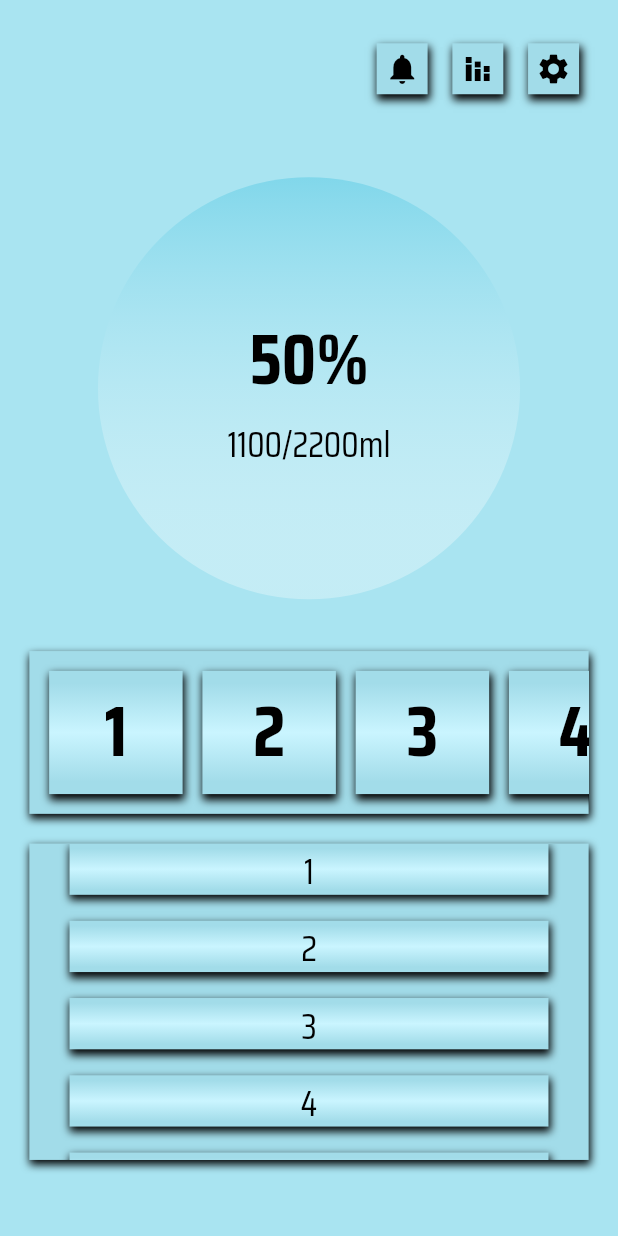
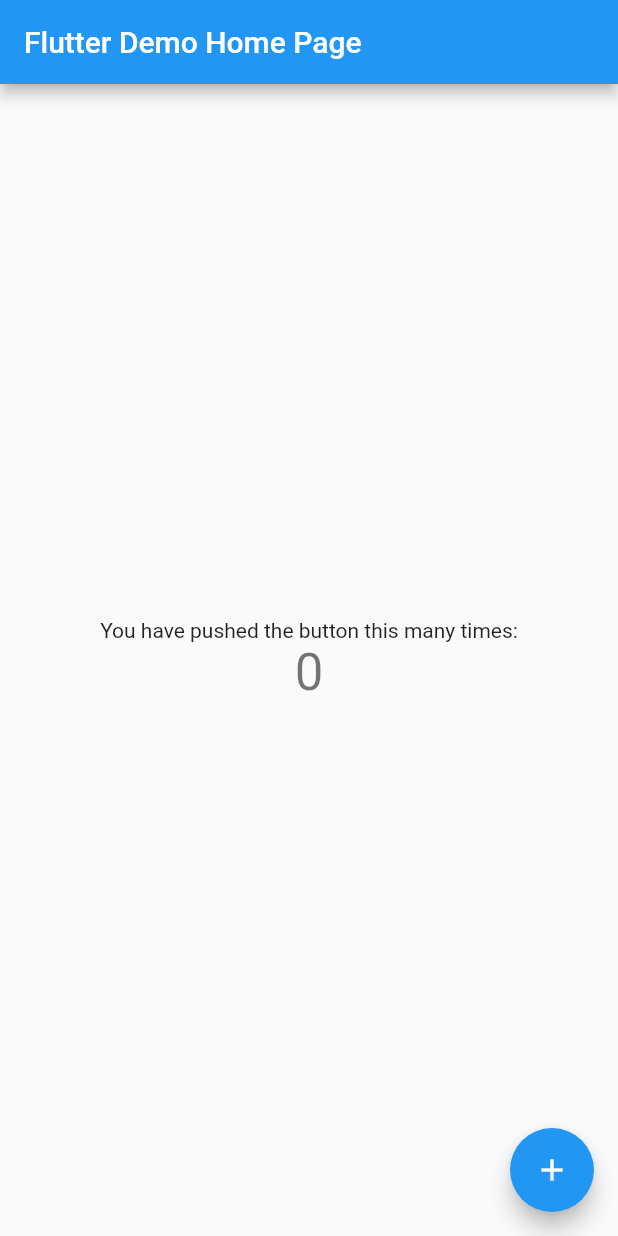
Before and after one commit to chummy-ch/Water-overflow, a Flutter app: the screen it shows after launch, on a phone screen of 412 x 824 dp. Run offline on Flutter 3.47's test engine with Material 2 defaults, Android fonts, the phone set to English and light mode, and no system bars.

Commit message:
Revert "Ira/first"

```diff
--- a/lib/Container.dart
+++ /dev/null
@@ -1,27 +0,0 @@
-import 'package:water_overflow/Liquid.dart';
-
-abstract class Container {
-  double size;
-  String name;
-  List<Container> usualContainers;
-
-  bool AddLiquid(Liquid liquid);
-}
-
-class Cup implements Container{
-  @override
-  String name;
-
-  @override
-  double size;
-
-  @override
-  List<Container> usualContainers;
-
-  @override
-  bool AddLiquid(Liquid liquid) {
-    // TODO: implement AddLiquid
-    throw UnimplementedError();
-  }
-
-}
--- a/lib/Liquid.dart
+++ /dev/null
@@ -1,4 +0,0 @@
-class Liquid {
-  String about;
-  double indexOfWaterRemaining;
-}
--- a/lib/custom/PanelButton.dart
+++ /dev/null
@@ -1,25 +0,0 @@
-import 'package:flutter/material.dart';
-import 'package:water_overflow/utils/Constants.dart';
-
-class PanelButton extends StatelessWidget{
-  final Widget child;
-  final double height, width;
-
-  const PanelButton({Key key, this.height, this.width,
-    @required this.child}) : super(key: key);
-
-  @override
-  Widget build(BuildContext context){
-    return Container(
-      width: width,
-      height: height,
-      decoration: BoxDecoration(
-          color: COLOR_BUTTON,
-          boxShadow:[ BoxShadow(offset: const Offset(1.0, 3.0),
-            blurRadius: 4.0,
-            spreadRadius: 0.7,)]
-      ),
-      child: Center(child: child),
-    );
-  }
-}
--- a/lib/custom/SimpleButton.dart
+++ /dev/null
@@ -1,42 +0,0 @@
-import 'package:flutter/material.dart';
-import 'package:water_overflow/utils/Constants.dart';
-
-class SimpleButton extends StatelessWidget {
-  final Widget child;
-  final double height, width;
-  final EdgeInsetsGeometry margin;
-
-  const SimpleButton(
-      {Key key, this.height, this.width, this.margin, @required this.child})
-      : super(key: key);
-
-  @override
-  Widget build(BuildContext context) {
-    return Container(
-      width: width,
-      height: height,
-      margin: margin,
-      decoration: BoxDecoration(
-        color: COLOR_BUTTON,
-        boxShadow: [
-          BoxShadow(
-            offset: const Offset(1.0, 3.0),
-            blurRadius: 4.0,
-            spreadRadius: 0.7,
-          )
-        ],
-        gradient: LinearGradient(
-          begin: Alignment.topCenter,
-          end: Alignment.bottomCenter,
-          stops: [0.1, 0.5, 0.9],
-          colors: [
-            COLOR_BUTTON,
-            COLOR_BLUE_WHITE,
-            COLOR_BUTTON,
-          ],
-        ),
-      ),
-      child: Center(child: child),
-    );
-  }
-}
--- a/lib/main.dart
+++ b/lib/main.dart
@@ -1,18 +1,113 @@
 import 'package:flutter/material.dart';
-import 'package:water_overflow/screens/MainScreen.dart';
-import 'package:water_overflow/utils/Constants.dart';
 
 void main() {
   runApp(MyApp());
 }
 
-class MyApp extends StatelessWidget{
+class MyApp extends StatelessWidget {
+  // This widget is the root of your application.
   @override
   Widget build(BuildContext context) {
     return MaterialApp(
-      debugShowCheckedModeBanner: false,
-      theme: ThemeData(scaffoldBackgroundColor: COLOR_BACKGROUND , textTheme: TEXT_THEME, fontFamily: "SairaCondensed-Light" ),
-      home:MainScreen(),
+      title: 'Flutter Demo',
+      theme: ThemeData(
+        // This is the theme of your application.
+        //
+        // Try running your application with "flutter run". You'll see the
+        // application has a blue toolbar. Then, without quitting the app, try
+        // changing the primarySwatch below to Colors.green and then invoke
+        // "hot reload" (press "r" in the console where you ran "flutter run",
+        // or simply save your changes to "hot reload" in a Flutter IDE).
+        // Notice that the counter didn't reset back to zero; the application
+        // is not restarted.
+        primarySwatch: Colors.blue,
+      ),
+      home: MyHomePage(title: 'Flutter Demo Home Page'),
     );
   }
 }
+
+class MyHomePage extends StatefulWidget {
+  MyHomePage({Key key, this.title}) : super(key: key);
+
+  // This widget is the home page of your application. It is stateful, meaning
+  // that it has a State object (defined below) that contains fields that affect
+  // how it looks.
+
+  // This class is the configuration for the state. It holds the values (in this
+  // case the title) provided by the parent (in this case the App widget) and
+  // used by the build method of the State. Fields in a Widget subclass are
+  // always marked "final".
+
+  final String title;
+
+  @override
+  _MyHomePageState createState() => _MyHomePageState();
+}
+
+class _MyHomePageState extends State<MyHomePage> {
+  int _counter = 0;
+
+  void _incrementCounter() {
+    setState(() {
+      // This call to setState tells the Flutter framework that something has
+      // changed in this State, which causes it to rerun the build method below
+      // so that the display can reflect the updated values. If we changed
+      // _counter without calling setState(), then the build method would not be
+      // called again, and so nothing would appear to happen.
+      _counter++;
+    });
+  }
+
+  @override
+  Widget build(BuildContext context) {
+    // This method is rerun every time setState is called, for instance as done
+    // by the _incrementCounter method above.
+    //
+    // The Flutter framework has been optimized to make rerunning build methods
+    // fast, so that you can just rebuild anything that needs updating rather
+    // than having to individually change instances of widgets.
+    return Scaffold(
+      appBar: AppBar(
+        // Here we take the value from the MyHomePage object that was created by
+        // the App.build method, and use it to set our appbar title.
+        title: Text(widget.title),
+      ),
+      body: Center(
+        // Center is a layout widget. It takes a single child and positions it
+        // in the middle of the parent.
+        child: Column(
+          // Column is also a layout widget. It takes a list of children and
+          // arranges them vertically. By default, it sizes itself to fit its
+          // children horizontally, and tries to be as tall as its parent.
+          //
+          // Invoke "debug painting" (press "p" in the console, choose the
+          // "Toggle Debug Paint" action from the Flutter Inspector in Android
+          // Studio, or the "Toggle Debug Paint" command in Visual Studio Code)
+          // to see the wireframe for each widget.
+          //
+          // Column has various properties to control how it sizes itself and
+          // how it positions its children. Here we use mainAxisAlignment to
+          // center the children vertically; the main axis here is the vertical
+          // axis because Columns are vertical (the cross axis would be
+          // horizontal).
+          mainAxisAlignment: MainAxisAlignment.center,
+          children: <Widget>[
+            Text(
+              'You have pushed the button this many times:',
+            ),
+            Text(
+              '$_counter',
+              style: Theme.of(context).textTheme.headline4,
+            ),
+          ],
+        ),
+      ),
+      floatingActionButton: FloatingActionButton(
+        onPressed: _incrementCounter,
+        tooltip: 'Increment',
+        child: Icon(Icons.add),
+      ), // This trailing comma makes auto-formatting nicer for build methods.
+    );
+  }
+}
--- a/lib/screens/MainScreen.dart
+++ /dev/null
@@ -1,245 +0,0 @@
-import 'package:flutter/material.dart';
-import 'package:water_overflow/custom/PanelButton.dart';
-import 'package:water_overflow/custom/SimpleButton.dart';
-import 'package:water_overflow/utils/Constants.dart';
-import 'package:flutter/widgets.dart';
-
-class SizeConfig {
-  static MediaQueryData _mediaQueryData;
-  static double screenWidth;
-  static double screenHeight;
-  static double blockSizeHorizontal;
-  static double blockSizeVertical;
-
-  void init(BuildContext context) {
-    _mediaQueryData = MediaQuery.of(context);
-    screenWidth = _mediaQueryData.size.width;
-    screenHeight = _mediaQueryData.size.height;
-    blockSizeHorizontal = screenWidth / 100;
-    blockSizeVertical = screenHeight / 100;
-  }
-}
-
-class MainScreen extends StatelessWidget {
-  @override
-  Widget build(BuildContext context) {
-    SizeConfig().init(context);
-    final Size size = MediaQuery.of(context).size;
-    return SafeArea(
-      child: Scaffold(
-        body: Container(
-          width: size.width,
-          height: size.height,
-          child: Column(
-            children: [
-              Padding(
-                padding: EdgeInsets.symmetric(
-                    horizontal: SizeConfig.blockSizeHorizontal * 6.3,
-                    vertical: SizeConfig.blockSizeVertical * 3.5),
-                child: Row(
-                  mainAxisAlignment: MainAxisAlignment.end,
-                  children: [
-                    PanelButton(
-                      height: 34,
-                      width: 34,
-                      child: Icon(
-                        Icons.notifications,
-                        color: COLOR_BLACK,
-                      ),
-                    ),
-                    SizedBox(width: SizeConfig.blockSizeHorizontal * 4),
-                    PanelButton(
-                      height: 34,
-                      width: 34,
-                      child: Icon(
-                        Icons.stacked_bar_chart,
-                        color: COLOR_BLACK,
-                      ),
-                    ),
-                    SizedBox(width: SizeConfig.blockSizeHorizontal * 4),
-                    PanelButton(
-                      height: 34,
-                      width: 34,
-                      child: Icon(
-                        Icons.settings,
-                        color: COLOR_BLACK,
-                      ),
-                    )
-                  ],
-                ),
-              ),
-              Padding(
-                padding:
-                    EdgeInsets.only(top: SizeConfig.blockSizeVertical * 2.53),
-                child: Container(
-                    width: SizeConfig.blockSizeHorizontal * 68.3,
-                    height: SizeConfig.blockSizeVertical * 35.5,
-                    decoration: new BoxDecoration(
-                      gradient: LinearGradient(
-                        begin: Alignment.topCenter,
-                        end: Alignment.bottomCenter,
-                        colors: [
-                          Color.fromRGBO(126, 214, 234, 1.0),
-                          COLOR_WHITE,
-                        ],
-                      ),
-                      shape: BoxShape.circle,
-                    ),
-                    child: Column(
-                      mainAxisAlignment: MainAxisAlignment.center,
-                      children: [
-                        Text(
-                          '50%',
-                          style: TEXT_THEME.headline1,
-                        ),
-                        Text(
-                          '1100/2200ml',
-                          style: TEXT_THEME.headline2,
-                        ),
-                      ],
-                    )),
-              ),
-              Padding(
-                padding:
-                    EdgeInsets.only(top: SizeConfig.blockSizeVertical * 3.52),
-                child: PanelButton(
-                  width: SizeConfig.blockSizeHorizontal * 90.5,
-                  height: SizeConfig.blockSizeVertical * 13.17,
-                  child: ListView(
-                    scrollDirection: Axis.horizontal,
-                    children: <Widget>[
-                      SizedBox(width: SizeConfig.blockSizeVertical * 1.6),
-                      new SimpleButton(
-                        width: SizeConfig.blockSizeVertical * 10.8,
-                        height: SizeConfig.blockSizeVertical * 10.8,
-                        margin: EdgeInsets.symmetric(
-                            vertical: SizeConfig.blockSizeVertical * 1.6),
-                        child: Text(
-                          '1',
-                          style: TEXT_THEME.headline1,
-                        ),
-                      ),
-                      SizedBox(width: SizeConfig.blockSizeVertical * 1.6),
-                      new SimpleButton(
-                        width: SizeConfig.blockSizeVertical * 10.8,
-                        height: SizeConfig.blockSizeVertical * 10.8,
-                        margin: EdgeInsets.symmetric(
-                            vertical: SizeConfig.blockSizeVertical * 1.6),
-                        child: Text(
-                          '2',
-                          style: TEXT_THEME.headline1,
-                        ),
-                      ),
-                      SizedBox(width: SizeConfig.blockSizeVertical * 1.6),
-                      new SimpleButton(
-                        width: SizeConfig.blockSizeVertical * 10.8,
-                        height: SizeConfig.blockSizeVertical * 10.8,
-                        margin: EdgeInsets.symmetric(
-                            vertical: SizeConfig.blockSizeVertical * 1.6),
-                        child: Text(
-                          '3',
-                          style: TEXT_THEME.headline1,
-                        ),
-                      ),
-                      SizedBox(width: SizeConfig.blockSizeVertical * 1.6),
-                      new SimpleButton(
-                        width: SizeConfig.blockSizeVertical * 10.8,
-                        height: SizeConfig.blockSizeVertical * 10.8,
-                        margin: EdgeInsets.symmetric(
-                            vertical: SizeConfig.blockSizeVertical * 1.6),
-                        child: Text(
-                          '4',
-                          style: TEXT_THEME.headline1,
-                        ),
-                      ),
-                      SizedBox(width: SizeConfig.blockSizeVertical * 1.6),
-                      new SimpleButton(
-                        width: SizeConfig.blockSizeVertical * 10.8,
-                        height: SizeConfig.blockSizeVertical * 10.8,
-                        margin: EdgeInsets.symmetric(
-                            vertical: SizeConfig.blockSizeVertical * 1.6),
-                        child: Text(
-                          '5',
-                          style: TEXT_THEME.headline1,
-                        ),
-                      ),
-                      SizedBox(width: SizeConfig.blockSizeVertical * 1.6),
-                    ],
-                  ),
-                ),
-              ),
-              Padding(
-                  padding:
-                      EdgeInsets.only(top: SizeConfig.blockSizeVertical * 2.4),
-                  child: PanelButton(
-                    width: SizeConfig.blockSizeHorizontal * 90.5,
-                    height: SizeConfig.blockSizeVertical * 25.6,
-                    child: ListView(
-                      scrollDirection: Axis.vertical,
-                      children: <Widget>[
-                        SizedBox(width: SizeConfig.blockSizeVertical * 2.1),
-                        new SimpleButton(
-                          height: SizeConfig.blockSizeHorizontal * 8.3,
-                          width: SizeConfig.blockSizeVertical * 40.5,
-                          margin: EdgeInsets.symmetric(
-                              horizontal: SizeConfig.blockSizeHorizontal * 6.5),
-                          child: Text(
-                            '1',
-                            style: TEXT_THEME.headline2,
-                          ),
-                        ),
-                        SizedBox(height: SizeConfig.blockSizeVertical * 2.1),
-                        new SimpleButton(
-                          height: SizeConfig.blockSizeHorizontal * 8.3,
-                          width: SizeConfig.blockSizeVertical * 40.5,
-                          margin: EdgeInsets.symmetric(
-                              horizontal: SizeConfig.blockSizeHorizontal * 6.5),
-                          child: Text(
-                            '2',
-                            style: TEXT_THEME.headline2,
-                          ),
-                        ),
-                        SizedBox(height: SizeConfig.blockSizeVertical * 2.1),
-                        new SimpleButton(
-                          height: SizeConfig.blockSizeHorizontal * 8.3,
-                          width: SizeConfig.blockSizeVertical * 40.5,
-                          margin: EdgeInsets.symmetric(
-                              horizontal: SizeConfig.blockSizeHorizontal * 6.5),
-                          child: Text(
-                            '3',
-                            style: TEXT_THEME.headline2,
-                          ),
-                        ),
-                        SizedBox(height: SizeConfig.blockSizeVertical * 2.1),
-                        new SimpleButton(
-                          height: SizeConfig.blockSizeHorizontal * 8.3,
-                          width: SizeConfig.blockSizeVertical * 40.5,
-                          margin: EdgeInsets.symmetric(
-                              horizontal: SizeConfig.blockSizeHorizontal * 6.5),
-                          child: Text(
-                            '4',
-                            style: TEXT_THEME.headline2,
-                          ),
-                        ),
-                        SizedBox(height: SizeConfig.blockSizeVertical * 2.1),
-                        new SimpleButton(
-                          height: SizeConfig.blockSizeHorizontal * 8.3,
-                          width: SizeConfig.blockSizeVertical * 40.5,
-                          margin: EdgeInsets.symmetric(
-                              horizontal: SizeConfig.blockSizeHorizontal * 6.5),
-                          child: Text(
-                            '5',
-                            style: TEXT_THEME.headline2,
-                          ),
-                        ),
-                        SizedBox(height: SizeConfig.blockSizeVertical * 1.8),
-                      ],
-                    ),
-                  )),
-            ],
-          ),
-        ),
-      ),
-    );
-  }
-}
--- a/lib/utils/Constants.dart
+++ /dev/null
@@ -1,21 +0,0 @@
-import 'package:flutter/material.dart';
-
-const COLOR_BLACK = Colors.black;
-const COLOR_BACKGROUND = Color.fromRGBO(169,228,241,1.0);
-const COLOR_BUTTON = Color.fromRGBO(162,220,233,1.0);
-const COLOR_WATER = Color.fromRGBO(37,144,249,1.0);
-const COLOR_DARK_BLUE = Color.fromRGBO(0,84,166,1.0);
-const COLOR_WHITE = Color.fromRGBO(255,255,255, 0.3);
-const COLOR_BLUE_WHITE = Color.fromRGBO(202,245,255,1.0);
-
-const TextTheme TEXT_THEME = TextTheme(
-  headline1: TextStyle(
-      color: COLOR_BLACK, fontWeight: FontWeight.bold, fontSize: 48, fontFamily: 'SairaCondensed'
-  ),
-  headline2: TextStyle(
-      color: COLOR_BLACK, fontWeight: FontWeight.normal, fontSize: 24, fontFamily: 'SairaCondensed'
-  ),
-  headline3: TextStyle(
-      color: COLOR_DARK_BLUE, fontWeight: FontWeight.normal, fontSize: 18, fontFamily: 'SairaCondensed'
-  ),
-);
--- a/lib/welcomeToOurBottle.dart
+++ /dev/null
@@ -1,8 +0,0 @@
-class Bottle{
-  String Welcome(){
-    return "Sit down";
-  }
-  String SpecialWelcomeForMySenpi(){
-    return "Sit down, please, Artem♥";
-  }
-}
```
Also changed, not shown: pubspec.yaml (+0 -23 lines), assets/SairaCondensed-Black.ttf (deleted), assets/SairaCondensed-Bold.ttf (deleted), assets/SairaCondensed-ExtraBold.ttf (deleted), assets/SairaCondensed-ExtraLight.ttf (deleted), assets/SairaCondensed-Light.ttf (deleted), assets/SairaCondensed-Medium.ttf (deleted), assets/SairaCondensed-Regular.ttf (deleted), assets/SairaCondensed-SemiBold.ttf (deleted), assets/SairaCondensed-Thin.ttf (deleted), 1 other file.
